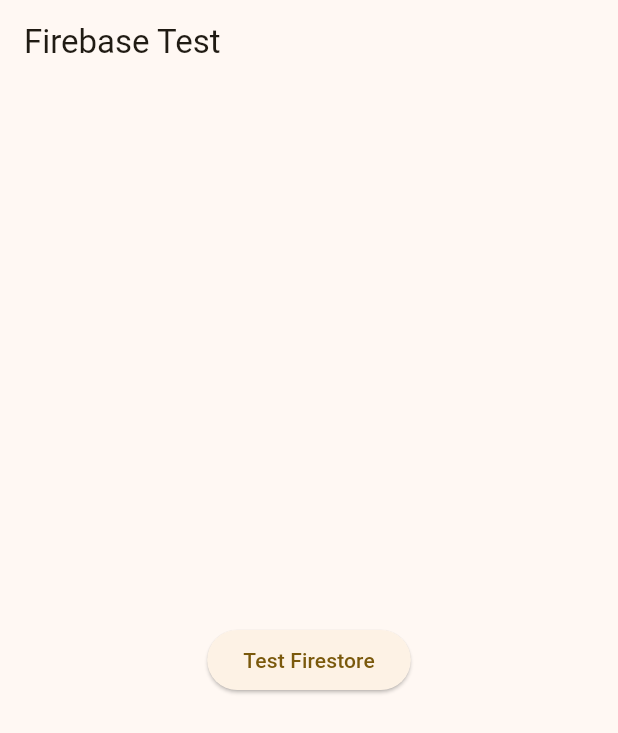
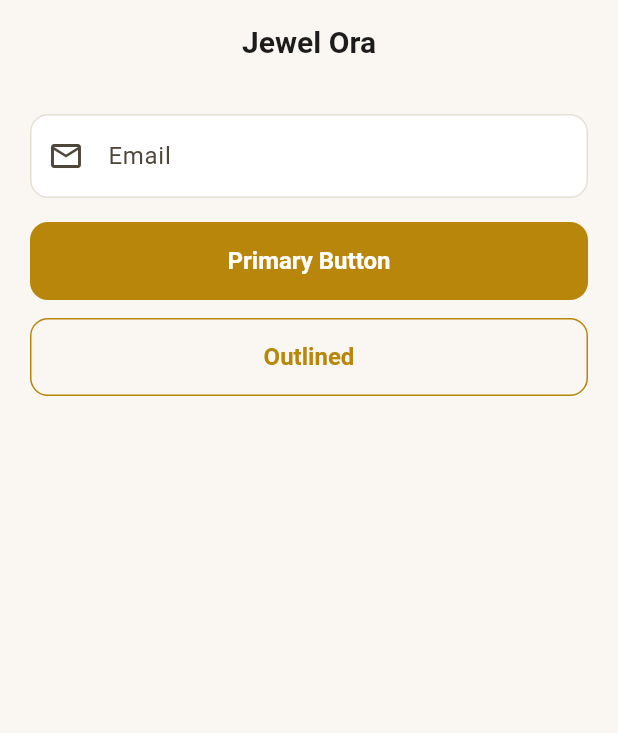
Before and after one commit to jaysoni193/JewelOra, a Flutter app: the screen it shows after launch, on a phone screen of 412 x 824 dp. Shown: the top 733 px of the screen. Run offline on Flutter 3.47's test engine with Material 3 defaults, Android fonts, the phone set to English and light mode, and no system bars; our stand-ins replace cloud_firestore, firebase_core; accounts and stored records are empty.

Commit message:
Add core constants, models, and widgets for the application

```diff
--- a/lib/core/constants/app_colors.dart
+++ b/lib/core/constants/app_colors.dart
@@ -0,0 +1,17 @@
+import 'package:flutter/material.dart';
+
+class AppColors {
+  AppColors._();
+
+  static const Color primary = Color(0xFFB8860B);      // Gold
+  static const Color primaryDark = Color(0xFF8B6508);
+  static const Color primaryLight = Color(0xFFF5E6B8);
+  static const Color background = Color(0xFFFAF7F2);
+  static const Color surface = Colors.white;
+  static const Color textDark = Color(0xFF1C1C1C);
+  static const Color textGrey = Color(0xFF6B6B6B);
+  static const Color border = Color(0xFFE5DFD3);
+  static const Color error = Color(0xFFC62828);
+  static const Color success = Color(0xFF2E7D32);
+  static const Color whatsapp = Color(0xFF25D366);
+}
--- a/lib/core/constants/app_strings.dart
+++ b/lib/core/constants/app_strings.dart
@@ -0,0 +1,16 @@
+class AppStrings {
+  AppStrings._();
+
+  static const String appName = 'Jewel Ora';
+
+  // Roles
+  static const String roleAdmin = 'admin';
+  static const String roleUser = 'user';
+
+  // Common
+  static const String login = 'Login';
+  static const String register = 'Register';
+  static const String logout = 'Logout';
+  static const String somethingWentWrong = 'Something went wrong. Please try again.';
+  static const String noData = 'Nothing to show yet';
+}
--- a/lib/core/theme/app_theme.dart
+++ b/lib/core/theme/app_theme.dart
@@ -0,0 +1,112 @@
+import 'package:flutter/material.dart';
+import 'package:jewel_ora/core/constants/app_colors.dart';
+
+class AppTheme {
+  AppTheme._();
+
+  static ThemeData get light {
+    final colorScheme = ColorScheme.fromSeed(
+      seedColor: AppColors.primary,
+      primary: AppColors.primary,
+      surface: AppColors.background,
+      error: AppColors.error,
+    );
+
+    final inputBorder = OutlineInputBorder(
+      borderRadius: BorderRadius.circular(12),
+      borderSide: const BorderSide(color: AppColors.border),
+    );
+
+    return ThemeData(
+      useMaterial3: true,
+      colorScheme: colorScheme,
+      scaffoldBackgroundColor: AppColors.background,
+
+      appBarTheme: const AppBarTheme(
+        centerTitle: true,
+        elevation: 0,
+        scrolledUnderElevation: 0,
+        backgroundColor: AppColors.background,
+        foregroundColor: AppColors.textDark,
+        titleTextStyle: TextStyle(
+          fontSize: 20,
+          fontWeight: FontWeight.w600,
+          color: AppColors.textDark,
+        ),
+      ),
+
+      elevatedButtonTheme: ElevatedButtonThemeData(
+        style: ElevatedButton.styleFrom(
+          backgroundColor: AppColors.primary,
+          foregroundColor: Colors.white,
+          minimumSize: const Size.fromHeight(52),
+          elevation: 0,
+          shape: RoundedRectangleBorder(
+            borderRadius: BorderRadius.circular(12),
+          ),
+          textStyle: const TextStyle(fontSize: 16, fontWeight: FontWeight.w600),
+        ),
+      ),
+
+      outlinedButtonTheme: OutlinedButtonThemeData(
+        style: OutlinedButton.styleFrom(
+          foregroundColor: AppColors.primary,
+          minimumSize: const Size.fromHeight(52),
+          side: const BorderSide(color: AppColors.primary),
+          shape: RoundedRectangleBorder(
+            borderRadius: BorderRadius.circular(12),
+          ),
+          textStyle: const TextStyle(fontSize: 16, fontWeight: FontWeight.w600),
+        ),
+      ),
+
+      textButtonTheme: TextButtonThemeData(
+        style: TextButton.styleFrom(foregroundColor: AppColors.primary),
+      ),
+
+      inputDecorationTheme: InputDecorationTheme(
+        filled: true,
+        fillColor: AppColors.surface,
+        contentPadding:
+        const EdgeInsets.symmetric(horizontal: 16, vertical: 16),
+        border: inputBorder,
+        enabledBorder: inputBorder,
+        focusedBorder: inputBorder.copyWith(
+          borderSide: const BorderSide(color: AppColors.primary, width: 1.5),
+        ),
+        errorBorder: inputBorder.copyWith(
+          borderSide: const BorderSide(color: AppColors.error),
+        ),
+        focusedErrorBorder: inputBorder.copyWith(
+          borderSide: const BorderSide(color: AppColors.error, width: 1.5),
+        ),
+      ),
+
+      cardTheme: CardThemeData(
+        color: AppColors.surface,
+        elevation: 0,
+        margin: EdgeInsets.zero,
+        shape: RoundedRectangleBorder(
+          borderRadius: BorderRadius.circular(16),
+          side: const BorderSide(color: AppColors.border),
+        ),
+      ),
+
+      chipTheme: ChipThemeData(
+        backgroundColor: AppColors.surface,
+        selectedColor: AppColors.primaryLight,
+        side: const BorderSide(color: AppColors.border),
+        shape: RoundedRectangleBorder(
+          borderRadius: BorderRadius.circular(20),
+        ),
+      ),
+
+      snackBarTheme: SnackBarThemeData(
+        behavior: SnackBarBehavior.floating,
+        shape: RoundedRectangleBorder(
+          borderRadius: BorderRadius.circular(10),
+        ),
+      ),
+    );
+  }
+}
--- a/lib/core/widgets/app_text_field.dart
+++ b/lib/core/widgets/app_text_field.dart
@@ -0,0 +1,53 @@
+import 'package:flutter/material.dart';
+
+class AppTextField extends StatefulWidget {
+  final TextEditingController controller;
+  final String label;
+  final IconData? prefixIcon;
+  final bool isPassword;
+  final TextInputType keyboardType;
+  final String? Function(String?)? validator;
+  final int maxLines;
+
+  const AppTextField({
+    super.key,
+    required this.controller,
+    required this.label,
+    this.prefixIcon,
+    this.isPassword = false,
+    this.keyboardType = TextInputType.text,
+    this.validator,
+    this.maxLines = 1,
+  });
+
+  @override
+  State<AppTextField> createState() => _AppTextFieldState();
+}
+
+class _AppTextFieldState extends State<AppTextField> {
+  bool _obscure = true;
+
+  @override
+  Widget build(BuildContext context) {
+    return TextFormField(
+      controller: widget.controller,
+      obscureText: widget.isPassword && _obscure,
+      keyboardType: widget.keyboardType,
+      validator: widget.validator,
+      maxLines: widget.isPassword ? 1 : widget.maxLines,
+      decoration: InputDecoration(
+        labelText: widget.label,
+        prefixIcon:
+        widget.prefixIcon != null ? Icon(widget.prefixIcon) : null,
+        suffixIcon: widget.isPassword
+            ? IconButton(
+          icon: Icon(
+            _obscure ? Icons.visibility_off : Icons.visibility,
+          ),
+          onPressed: () => setState(() => _obscure = !_obscure),
+        )
+            : null,
+      ),
+    );
+  }
+}
--- a/lib/core/widgets/primary_button.dart
+++ b/lib/core/widgets/primary_button.dart
@@ -0,0 +1,42 @@
+import 'package:flutter/material.dart';
+
+class PrimaryButton extends StatelessWidget {
+  final String text;
+  final VoidCallback? onPressed;
+  final bool isLoading;
+  final IconData? icon;
+
+  const PrimaryButton({
+    super.key,
+    required this.text,
+    required this.onPressed,
+    this.isLoading = false,
+    this.icon,
+  });
+
+  @override
+  Widget build(BuildContext context) {
+    return ElevatedButton(
+      onPressed: isLoading ? null : onPressed,
+      child: isLoading
+          ? const SizedBox(
+        height: 22,
+        width: 22,
+        child: CircularProgressIndicator(
+          strokeWidth: 2.5,
+          color: Colors.white,
+        ),
+      )
+          : Row(
+        mainAxisSize: MainAxisSize.min,
+        children: [
+          if (icon != null) ...[
+            Icon(icon, size: 20),
+            const SizedBox(width: 8),
+          ],
+          Text(text),
+        ],
+      ),
+    );
+  }
+}
--- a/lib/main.dart
+++ b/lib/main.dart
@@ -1,6 +1,9 @@
 import 'package:flutter/material.dart';
 import 'package:firebase_core/firebase_core.dart';
-import 'package:cloud_firestore/cloud_firestore.dart';
+import 'package:jewel_ora/core/constants/app_strings.dart';
+import 'package:jewel_ora/core/theme/app_theme.dart';
+import 'package:jewel_ora/core/widgets/app_text_field.dart';
+import 'package:jewel_ora/core/widgets/primary_button.dart';
 import 'firebase_options.dart';
 
 void main() async {
@@ -17,49 +20,37 @@
   @override
   Widget build(BuildContext context) {
     return MaterialApp(
-      title: 'Jewellery App',
+      title: AppStrings.appName,
       debugShowCheckedModeBanner: false,
-      theme: ThemeData(
-        colorSchemeSeed: const Color(0xFFB8860B),
-        useMaterial3: true,
-      ),
-      home: const TestScreen(),
+      theme: AppTheme.light,
+      home: const ThemePreviewScreen(),
     );
   }
 }
 
-// Temporary screen to confirm Firebase works. We delete this in Step 2.
-class TestScreen extends StatelessWidget {
-  const TestScreen({super.key});
-
-  Future<void> _testFirestore(BuildContext context) async {
-    try {
-      await FirebaseFirestore.instance.collection('test').add({
-        'message': 'Hello Firebase',
-        'time': FieldValue.serverTimestamp(),
-      });
-      if (context.mounted) {
-        ScaffoldMessenger.of(context).showSnackBar(
-          const SnackBar(content: Text('Success! Check Firestore console.')),
-        );
-      }
-    } catch (e) {
-      if (context.mounted) {
-        ScaffoldMessenger.of(context).showSnackBar(
-          SnackBar(content: Text('Error: $e')),
-        );
-      }
-    }
-  }
+// Temporary screen to preview the theme. We replace it in Step 3.
+class ThemePreviewScreen extends StatelessWidget {
+  const ThemePreviewScreen({super.key});
 
   @override
   Widget build(BuildContext context) {
+    final controller = TextEditingController();
     return Scaffold(
-      appBar: AppBar(title: const Text('Firebase Test')),
-      body: Center(
-        child: ElevatedButton(
-          onPressed: () => _testFirestore(context),
-          child: const Text('Test Firestore'),
+      appBar: AppBar(title: const Text(AppStrings.appName)),
+      body: Padding(
+        padding: const EdgeInsets.all(20),
+        child: Column(
+          children: [
+            AppTextField(
+              controller: controller,
+              label: 'Email',
+              prefixIcon: Icons.email_outlined,
+            ),
+            const SizedBox(height: 16),
+            PrimaryButton(text: 'Primary Button', onPressed: () {}),
+            const SizedBox(height: 12),
+            OutlinedButton(onPressed: () {}, child: const Text('Outlined')),
+          ],
         ),
       ),
     );
```
Also changed, not shown: lib/core/constants/firestore_paths.dart (+15 -0 lines), lib/core/widgets/empty_view.dart (+31 -0 lines), lib/core/widgets/loading_view.dart (+10 -0 lines), lib/models/app_settings_model.dart (+31 -0 lines), lib/models/app_user.dart (+43 -0 lines), lib/models/banner_model.dart (+32 -0 lines), lib/models/cart_item_model.dart (+29 -0 lines), lib/models/category_model.dart (+36 -0 lines), lib/models/product_model.dart (+94 -0 lines).
